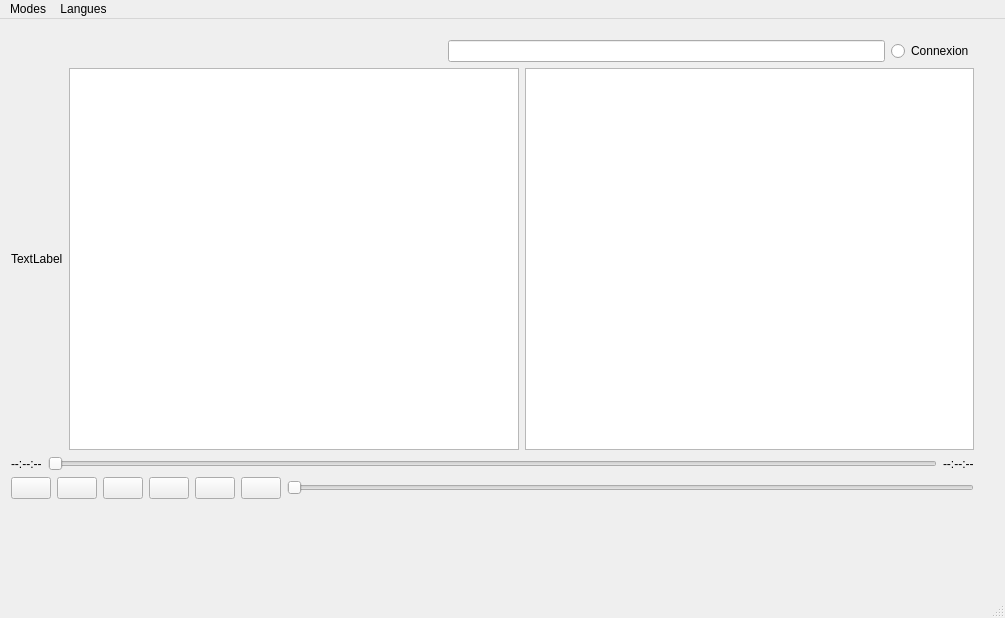
This is client/mainwindow.ui in CryptoPooki/projet_IHM_2 as Qt 5 draws it before an edit. The edited form follows.
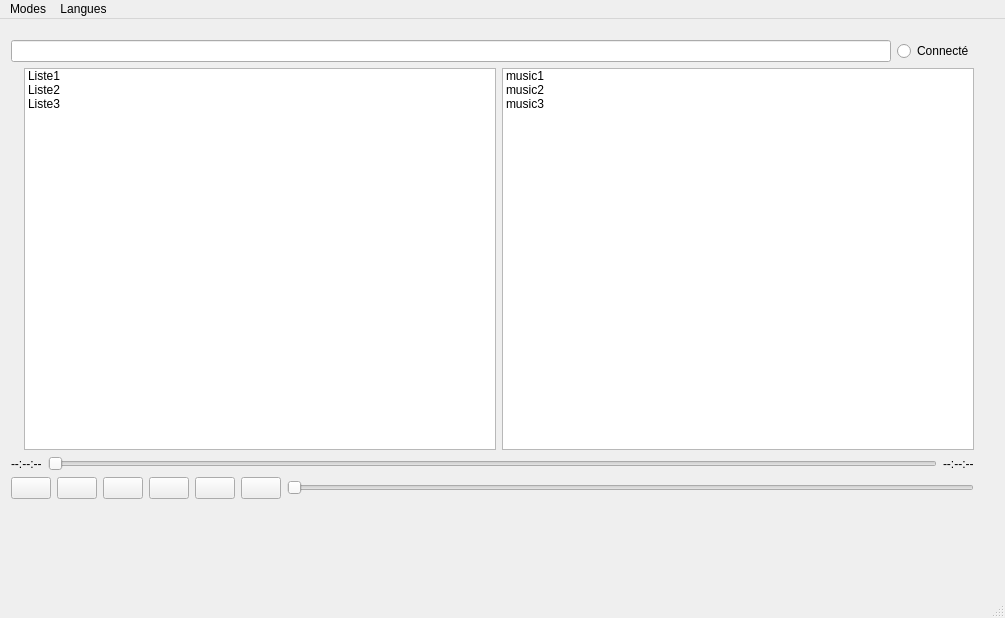
This is the edited form.

```diff
--- a/client/mainwindow.ui
+++ b/client/mainwindow.ui
@@ -27,31 +27,15 @@
      <item>
       <layout class="QHBoxLayout" name="Infos_connexion">
        <item>
-        <spacer name="horizontalSpacer">
-         <property name="orientation">
-          <enum>Qt::Horizontal</enum>
-         </property>
-         <property name="sizeHint" stdset="0">
-          <size>
-           <width>40</width>
-           <height>20</height>
-          </size>
-         </property>
-        </spacer>
+        <layout class="QVBoxLayout" name="LoadLayout"/>
        </item>
        <item>
         <widget class="QLineEdit" name="Nom_utilisateur"/>
        </item>
        <item>
         <widget class="QRadioButton" name="Connexion">
-         <property name="styleSheet">
-          <string notr="true"/>
-         </property>
          <property name="text">
-          <string>Connexion</string>
-         </property>
-         <property name="checked">
-          <bool>false</bool>
+          <string>Connecté</string>
          </property>
         </widget>
        </item>
@@ -65,15 +49,47 @@
           <bool>true</bool>
          </property>
          <property name="text">
-          <string>TextLabel</string>
+          <string/>
          </property>
         </widget>
        </item>
        <item>
-        <widget class="QListWidget" name="Liste"/>
+        <widget class="QListWidget" name="Liste">
+         <item>
+          <property name="text">
+           <string>Liste1</string>
+          </property>
+         </item>
+         <item>
+          <property name="text">
+           <string>Liste2</string>
+          </property>
+         </item>
+         <item>
+          <property name="text">
+           <string>Liste3</string>
+          </property>
+         </item>
+        </widget>
        </item>
        <item>
-        <widget class="QListWidget" name="Morceaux"/>
+        <widget class="QListWidget" name="Morceaux">
+         <item>
+          <property name="text">
+           <string>music1</string>
+          </property>
+         </item>
+         <item>
+          <property name="text">
+           <string>music2</string>
+          </property>
+         </item>
+         <item>
+          <property name="text">
+           <string>music3</string>
+          </property>
+         </item>
+        </widget>
        </item>
       </layout>
      </item>
```
